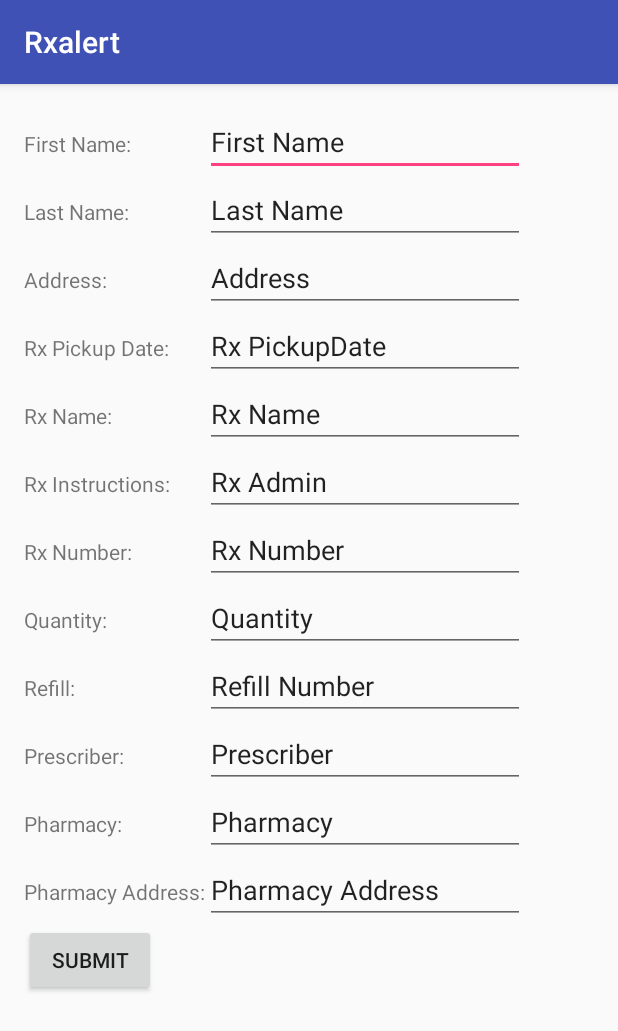
After one commit to CarlyAmar/rx-alert, an Android app: the rx_register screen opened directly, with no data from a screen before it, on a phone screen of 412 x 824 dp. The commit adds this screen. Shown: the top 1031 px of the screen. Run offline under Robolectric (Android 15) with nearby library versions, the phone set to English and light mode, and no system bars.

Commit message:
android adds

```diff
--- a/Rxalert/app/src/main/AndroidManifest.xml
+++ b/Rxalert/app/src/main/AndroidManifest.xml
@@ -22,10 +22,12 @@
                 <category android:name="android.intent.category.LAUNCHER" />
             </intent-filter>
         </activity>
-        <activity
-            android:name=".Barcode_Scanner">
+        <activity android:name=".Barcode_Scanner">
             android:label="@string/app_name">
         </activity>
+        <activity android:name=".mainmenu" />
+        <activity android:name=".rx_list" />
+        <activity android:name=".rx_register"></activity>
     </application>
 
 </manifest>
--- a/Rxalert/app/src/main/java/gmuthetatau/rxalert/LoginActivity.java
+++ b/Rxalert/app/src/main/java/gmuthetatau/rxalert/LoginActivity.java
@@ -191,11 +191,8 @@ public class LoginActivity extends AppCompatActivity implements LoaderCallbacks<
             mAuthTask.execute((Void) null);
 
             // Ask to Scan a barcode
-            Intent intent = new Intent(this, Barcode_Scanner.class);
-            /*Brcode_Scanner editText = (Barcode_Scanner) findViewById(R.id.activity_barcode__scanner);
-            String message = editText.getText().toString();
-            intent.putExtra(EXTRA_MESSAGE, message);
-            startActivity(intent);*/
+            Intent intent = new Intent(this, mainmenu.class);
+
             startActivity(intent);
         }
     }
--- /dev/null
+++ b/Rxalert/app/src/main/java/gmuthetatau/rxalert/mainmenu.java
@@ -0,0 +1,49 @@
+package gmuthetatau.rxalert;
+
+import android.content.DialogInterface;
+import android.content.Intent;
+import android.support.v7.app.AppCompatActivity;
+import android.os.Bundle;
+import android.view.View;
+import android.widget.Button;
+
+public class mainmenu extends AppCompatActivity {
+
+    public Button scanButton;
+    public Button listButton;
+
+    public void initScan() {
+        scanButton = (Button) findViewById(R.id.buttonscan);
+
+        scanButton.setOnClickListener(new View.OnClickListener() {
+            @Override
+            public void onClick(View v) {
+
+                Intent register = new Intent(mainmenu.this, Barcode_Scanner.class);
+                startActivity(register);
+            }
+        });
+    }
+
+    public void initList() {
+        listButton = (Button) findViewById(R.id.buttonlist);
+
+        listButton.setOnClickListener(new View.OnClickListener() {
+            @Override
+            public void onClick(View v) {
+
+                Intent register = new Intent(mainmenu.this, rx_list.class);
+                startActivity(register);
+            }
+        });
+    }
+
+
+    @Override
+    protected void onCreate(Bundle savedInstanceState) {
+        super.onCreate(savedInstanceState);
+        setContentView(R.layout.activity_mainmenu);
+        initScan();
+        initList();
+    }
+}
--- /dev/null
+++ b/Rxalert/app/src/main/java/gmuthetatau/rxalert/rx_list.java
@@ -0,0 +1,13 @@
+package gmuthetatau.rxalert;
+
+import android.support.v7.app.AppCompatActivity;
+import android.os.Bundle;
+
+public class rx_list extends AppCompatActivity {
+
+    @Override
+    protected void onCreate(Bundle savedInstanceState) {
+        super.onCreate(savedInstanceState);
+        setContentView(R.layout.activity_rx_list2);
+    }
+}
--- /dev/null
+++ b/Rxalert/app/src/main/java/gmuthetatau/rxalert/rx_register.java
@@ -0,0 +1,32 @@
+package gmuthetatau.rxalert;
+
+import android.support.v7.app.AppCompatActivity;
+import android.os.Bundle;
+import android.support.design.widget.FloatingActionButton;
+import android.support.design.widget.Snackbar;
+import android.support.v7.widget.Toolbar;
+import android.view.View;
+import android.view.Menu;
+import android.view.MenuItem;
+import android.widget.Button;
+
+public class rx_register extends AppCompatActivity {
+
+    @Override
+    protected void onCreate(Bundle savedInstanceState) {
+        super.onCreate(savedInstanceState);
+        setContentView(R.layout.activity_rx_register2);
+
+        //Toolbar toolbar = (Toolbar) findViewById(R.id.toolbar);
+        //setSupportActionBar(toolbar);
+
+        //FloatingActionButton fab = (FloatingActionButton) findViewById(R.id.fab);
+        /*fab.setOnClickListener(new View.OnClickListener() {
+            @Override
+            public void onClick(View view) {
+                Snackbar.make(view, "Replace with your own action", Snackbar.LENGTH_LONG)
+                        .setAction("Action", null).show();
+            }
+        });*/
+    }
+}
--- /dev/null
+++ b/Rxalert/app/src/main/res/layout/activity_mainmenu.xml
@@ -0,0 +1,36 @@
+<?xml version="1.0" encoding="utf-8"?>
+<RelativeLayout xmlns:android="http://schemas.android.com/apk/res/android"
+    xmlns:tools="http://schemas.android.com/tools"
+    android:id="@+id/activity_mainmenu"
+    android:layout_width="match_parent"
+    android:layout_height="match_parent"
+    android:paddingBottom="@dimen/activity_vertical_margin"
+    android:paddingLeft="@dimen/activity_horizontal_margin"
+    android:paddingRight="@dimen/activity_horizontal_margin"
+    android:paddingTop="@dimen/activity_vertical_margin"
+    tools:context="gmuthetatau.rxalert.mainmenu">
+
+    <Button
+        android:text="Scan/Add Prescription"
+        android:layout_width="wrap_content"
+        android:layout_height="wrap_content"
+        android:id="@+id/buttonscan"
+        android:layout_alignParentTop="true"
+        android:layout_alignParentLeft="true"
+        android:layout_alignParentStart="true"
+        android:layout_marginTop="89dp"
+        android:layout_alignParentRight="true"
+        android:layout_alignParentEnd="true" />
+
+    <Button
+        android:text="List of prescription(s)"
+        android:layout_width="wrap_content"
+        android:layout_height="wrap_content"
+        android:id="@+id/buttonlist"
+        android:layout_alignParentBottom="true"
+        android:layout_alignParentLeft="true"
+        android:layout_alignParentStart="true"
+        android:layout_marginBottom="101dp"
+        android:layout_alignParentRight="true"
+        android:layout_alignParentEnd="true" />
+</RelativeLayout>
--- /dev/null
+++ b/Rxalert/app/src/main/res/layout/activity_rx_list2.xml
@@ -0,0 +1,13 @@
+<?xml version="1.0" encoding="utf-8"?>
+<RelativeLayout xmlns:android="http://schemas.android.com/apk/res/android"
+    xmlns:tools="http://schemas.android.com/tools"
+    android:id="@+id/activity_rx_list2"
+    android:layout_width="match_parent"
+    android:layout_height="match_parent"
+    android:paddingBottom="@dimen/activity_vertical_margin"
+    android:paddingLeft="@dimen/activity_horizontal_margin"
+    android:paddingRight="@dimen/activity_horizontal_margin"
+    android:paddingTop="@dimen/activity_vertical_margin"
+    tools:context="gmuthetatau.rxalert.rx_list">
+
+</RelativeLayout>
--- /dev/null
+++ b/Rxalert/app/src/main/res/layout/activity_rx_register2.xml
@@ -0,0 +1,248 @@
+<?xml version="1.0" encoding="utf-8"?>
+<RelativeLayout xmlns:android="http://schemas.android.com/apk/res/android"
+    xmlns:tools="http://schemas.android.com/tools"
+    android:id="@+id/activity_rx_register2"
+    android:layout_width="match_parent"
+    android:layout_height="match_parent"
+    android:paddingBottom="@dimen/activity_vertical_margin"
+    android:paddingLeft="@dimen/activity_horizontal_margin"
+    android:paddingRight="@dimen/activity_horizontal_margin"
+    android:paddingTop="@dimen/activity_vertical_margin"
+    tools:context="gmuthetatau.rxalert.rx_register">
+
+    <ScrollView
+        android:layout_width="match_parent"
+        android:layout_height="match_parent">
+        <LinearLayout xmlns:android="http://schemas.android.com/apk/res/android"
+            android:orientation="vertical" android:layout_width="match_parent"
+            android:layout_height="match_parent">
+            <GridLayout
+                xmlns:android="http://schemas.android.com/apk/res/android"
+                android:layout_width="match_parent"
+                android:layout_height="match_parent"
+                android:orientation="horizontal" >
+
+                <TextView
+                    android:text="First Name:"
+                    android:layout_width="wrap_content"
+                    android:layout_height="wrap_content"
+                    android:id="@+id/textView0"
+                    android:layout_column="0"
+                    android:layout_row="0"/>
+                <TextView
+                    android:text="Last Name:"
+                    android:layout_width="wrap_content"
+                    android:layout_height="wrap_content"
+                    android:id="@+id/textView1"
+                    android:layout_column="0"
+                    android:layout_row="1"/>
+                <TextView
+                    android:text="Address:"
+                    android:layout_width="wrap_content"
+                    android:layout_height="wrap_content"
+                    android:id="@+id/textView2"
+                    android:layout_column="0"
+                    android:layout_row="2"/>
+                <TextView
+                    android:text="Rx Pickup Date:"
+                    android:layout_width="wrap_content"
+                    android:layout_height="wrap_content"
+                    android:id="@+id/textView3"
+                    android:layout_column="0"
+                    android:layout_row="3"/>
+                <TextView
+                    android:text="Rx Name:"
+                    android:layout_width="wrap_content"
+                    android:layout_height="wrap_content"
+                    android:id="@+id/textView4"
+                    android:layout_column="0"
+                    android:layout_row="4"/>
+                <TextView
+                    android:text="Rx Instructions:"
+                    android:layout_width="wrap_content"
+                    android:layout_height="wrap_content"
+                    android:id="@+id/textView5"
+                    android:layout_column="0"
+                    android:layout_row="5"/>
+                <TextView
+                    android:text="Rx Number:"
+                    android:layout_width="wrap_content"
+                    android:layout_height="wrap_content"
+                    android:id="@+id/textView6"
+                    android:layout_column="0"
+                    android:layout_row="6"/>
+                <TextView
+                    android:text="Quantity:"
+                    android:layout_width="wrap_content"
+                    android:layout_height="wrap_content"
+                    android:id="@+id/textView7"
+                    android:layout_column="0"
+                    android:layout_row="7"/>
+                <TextView
+                    android:text="Refill:"
+                    android:layout_width="wrap_content"
+                    android:layout_height="wrap_content"
+                    android:id="@+id/textView8"
+                    android:layout_column="0"
+                    android:layout_row="8"/>
+                <TextView
+                    android:text="Prescriber:"
+                    android:layout_width="wrap_content"
+                    android:layout_height="wrap_content"
+                    android:id="@+id/textView9"
+                    android:layout_column="0"
+                    android:layout_row="9"/>
+                <TextView
+                    android:text="Pharmacy:"
+                    android:layout_width="wrap_content"
+                    android:layout_height="wrap_content"
+                    android:id="@+id/textView10"
+                    android:layout_column="0"
+                    android:layout_row="10"/>
+                <TextView
+                    android:text="Pharmacy Address:"
+                    android:layout_width="wrap_content"
+                    android:layout_height="wrap_content"
+                    android:id="@+id/textView11"
+                    android:layout_column="0"
+                    android:layout_row="11"/>
+                <EditText
+                    android:layout_width="wrap_content"
+                    android:layout_height="wrap_content"
+                    android:inputType="textPersonName"
+                    android:text="First Name"
+                    android:ems="10"
+                    android:id="@+id/editText0"
+                    android:layout_column="1"
+                    android:layout_weight="1"
+                    android:layout_row="0" />
+
+                <EditText
+                    android:layout_width="wrap_content"
+                    android:layout_height="wrap_content"
+                    android:inputType="textPersonName"
+                    android:text="Last Name"
+                    android:ems="10"
+                    android:id="@+id/editText1"
+                    android:layout_weight="1"
+                    android:layout_row="1"
+                    android:layout_column="1" />
+
+                <EditText
+                    android:layout_width="wrap_content"
+                    android:layout_height="wrap_content"
+                    android:inputType="date"
+                    android:text="Rx PickupDate"
+                    android:ems="10"
+                    android:id="@+id/editText3"
+                    android:layout_weight="1"
+                    android:layout_row="3"
+                    android:layout_column="1" />
+
+                <EditText
+                    android:layout_width="wrap_content"
+                    android:layout_height="wrap_content"
+                    android:inputType="textPersonName"
+                    android:text="Rx Name"
+                    android:ems="10"
+                    android:id="@+id/editText4"
+                    android:layout_weight="1"
+                    android:layout_row="4"
+                    android:layout_column="1" />
+                <EditText
+                    android:layout_width="wrap_content"
+                    android:layout_height="wrap_content"
+                    android:inputType="textPersonName"
+                    android:text="Rx Admin"
+                    android:ems="10"
+                    android:id="@+id/editText5"
+                    android:layout_weight="1"
+                    android:layout_row="5"
+                    android:layout_column="1" />
+                <EditText
+                    android:layout_width="wrap_content"
+                    android:layout_height="wrap_content"
+                    android:inputType="textPersonName"
+                    android:text="Rx Number"
+                    android:ems="10"
+                    android:id="@+id/editText6"
+                    android:layout_weight="1"
+                    android:layout_row="6"
+                    android:layout_column="1" />
+                <EditText
+                    android:layout_width="wrap_content"
+                    android:layout_height="wrap_content"
+                    android:inputType="number"
+                    android:text="Quantity"
+                    android:ems="10"
+                    android:id="@+id/editText7"
+                    android:layout_weight="1"
+                    android:layout_row="7"
+                    android:layout_column="1" />
+                <EditText
+                    android:layout_width="wrap_content"
+                    android:layout_height="wrap_content"
+                    android:inputType="number"
+                    android:text="Refill Number"
+                    android:ems="10"
+                    android:id="@+id/editText8"
+                    android:layout_weight="1"
+                    android:layout_row="8"
+                    android:layout_column="1" />
+                <EditText
+                    android:layout_width="wrap_content"
+                    android:layout_height="wrap_content"
+                    android:inputType="textPersonName"
+                    android:text="Prescriber"
+                    android:ems="10"
+                    android:id="@+id/editText9"
+                    android:layout_weight="1"
+                    android:layout_row="9"
+                    android:layout_column="1" />
+                <EditText
+                    android:layout_width="wrap_content"
+                    android:layout_height="wrap_content"
+                    android:inputType="textPersonName"
+                    android:text="Pharmacy"
+                    android:ems="10"
+                    android:id="@+id/editText10"
+                    android:layout_weight="1"
+                    android:layout_row="10"
+                    android:layout_column="1" />
+                <EditText
+                    android:layout_width="wrap_content"
+                    android:layout_height="wrap_content"
+                    android:inputType="textPostalAddress"
+                    android:text="Pharmacy Address"
+                    android:ems="10"
+                    android:id="@+id/editText11"
+                    android:layout_weight="1"
+                    android:layout_row="11"
+                    android:layout_column="1" />
+
+                <EditText
+                    android:layout_width="wrap_content"
+                    android:layout_height="wrap_content"
+                    android:inputType="textPostalAddress"
+                    android:text="Address"
+                    android:ems="10"
+                    android:id="@+id/editText2"
+                    android:layout_weight="1"
+                    android:layout_row="2"
+                    android:layout_column="1" />
+
+            </GridLayout>
+            <Button
+                android:text="Submit"
+                android:layout_width="wrap_content"
+                android:layout_height="wrap_content"
+                android:id="@+id/buttonsubmit"
+                android:layout_alignParentBottom="true"
+                android:layout_alignParentLeft="true"
+                android:layout_alignParentStart="true"
+                android:layout_alignParentRight="true"
+                android:layout_alignParentEnd="true" />
+        </LinearLayout>
+    </ScrollView>
+
+</RelativeLayout>
```
